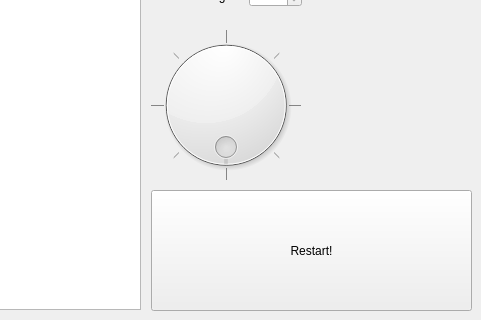
The window that CG_lab3/mainwindow.ui (MetallicSky/D20-render) describes before a commit, drawn with Qt 5; both pictures show x 669 to 1150 and y 500 to 820 of the 1150 by 820 pixel window.
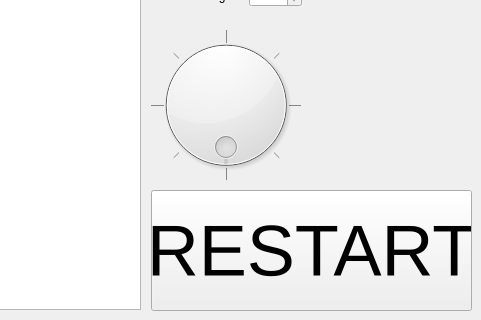
The same window after the commit.

Commit message:
Вторая версия программы
Добавил кнопку RESTART

What changed in the file:
```diff
--- a/CG_lab3/mainwindow.ui
+++ b/CG_lab3/mainwindow.ui
@@ -526,8 +526,13 @@
       <height>121</height>
      </rect>
     </property>
+    <property name="font">
+     <font>
+      <pointsize>54</pointsize>
+     </font>
+    </property>
     <property name="text">
-     <string>Restart!</string>
+     <string>RESTART</string>
     </property>
     <property name="autoDefault">
      <bool>false</bool>
```
The commit also changes 2 other files.
